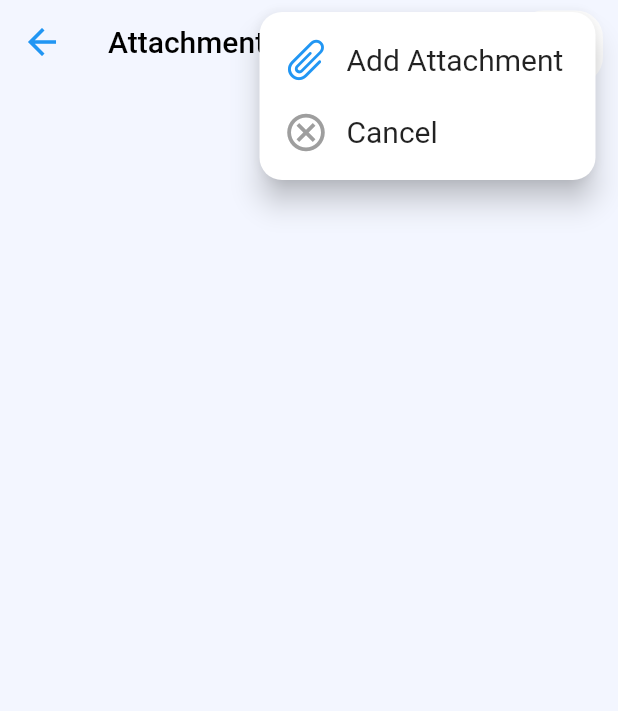
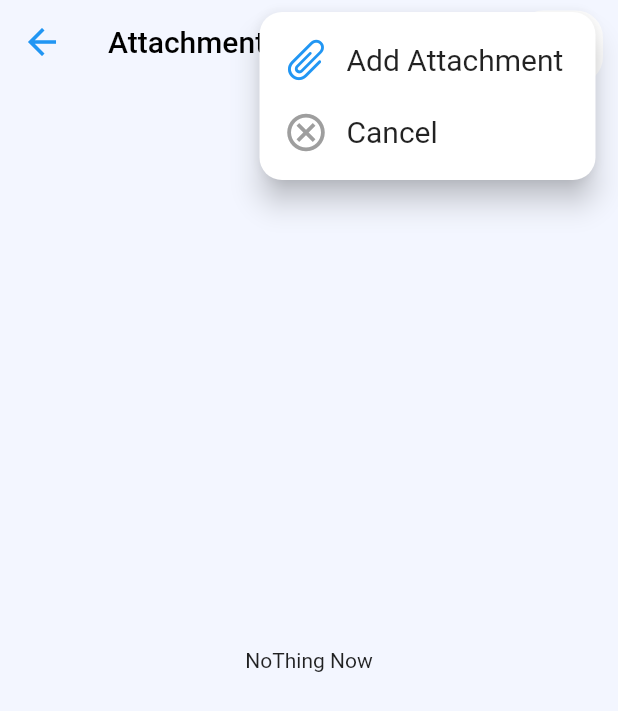
Before and after one commit to tahaTWM/4th_Class_Final_Project_TaskSupporter, a Flutter app: the Attachment screen opened directly, after a tap on the "more vert" icon, on a phone screen of 412 x 824 dp. Shown: the top 711 px of the screen. Run offline on Flutter 3.47's test engine with Material 2 defaults, Android fonts, the phone set to English and light mode, and no system bars; our stand-ins replace animated_splash_screen, cached_network_image, email_validator, file_picker, getwidget, image_picker and 7 more; missing offline and left inert: adaptive_action_sheet, cupertino_radio_choice; accounts and stored records are empty; network calls fail; Roboto replaces fonts that are missing (RubicB).

Commit message:
attachment2

```diff
--- a/lib/all_tasks/attachment.dart
+++ b/lib/all_tasks/attachment.dart
@@ -1,3 +1,4 @@
+import 'dart:async';
 import 'dart:io';
 
 import 'package:file_picker/file_picker.dart';
@@ -5,6 +6,7 @@ import 'package:flutter/cupertino.dart';
 import 'package:flutter/material.dart';
 import 'package:image_picker/image_picker.dart';
 import 'package:permission_handler/permission_handler.dart';
+import 'package:percent_indicator/percent_indicator.dart';
 
 class Attachment extends StatefulWidget {
   @override
@@ -12,6 +14,25 @@ class Attachment extends StatefulWidget {
 }
 
 class _AttachmentState extends State<Attachment> {
+  bool upload = false;
+  var list = [];
+  double percent = 0.0;
+  @override
+  void initState() {
+    Timer timer;
+    timer = Timer.periodic(Duration(milliseconds: 1000), (_) {
+      setState(() {
+        percent += 10;
+        if (percent >= 100) {
+          timer.cancel();
+          // percent=0;
+        }
+      });
+    });
+    super.initState();
+    super.initState();
+  }
+
   @override
   Widget build(BuildContext context) {
     return Scaffold(
@@ -83,7 +104,11 @@ class _AttachmentState extends State<Attachment> {
                     }
                     break;
                   case 2:
-                    {}
+                    {
+                      setState(() {
+                        upload = true;
+                      });
+                    }
 
                     break;
                 }
@@ -93,6 +118,31 @@ class _AttachmentState extends State<Attachment> {
         ],
         iconTheme: IconThemeData(color: Colors.blue, size: 28),
       ),
+      body: upload != true
+          ? Center(
+              child: Text("NoThing Now"),
+            )
+          : Container(
+              margin: EdgeInsets.only(left: 30, right: 30),
+              alignment: Alignment.center,
+              child: LinearPercentIndicator(
+                //leaner progress bar
+                animation: true,
+                animationDuration: 1000,
+                lineHeight: 20.0,
+                percent: percent / 100,
+                center: Text(
+                  percent.toString() + "%",
+                  style: TextStyle(
+                      fontSize: 12.0,
+                      fontWeight: FontWeight.w600,
+                      color: Colors.black),
+                ),
+                linearStrokeCap: LinearStrokeCap.roundAll,
+                progressColor: Colors.blue[400],
+                backgroundColor: Colors.grey[300],
+              ),
+            ),
     );
   }
   //this function to add attachment to task
--- a/pubspec.yaml
+++ b/pubspec.yaml
@@ -29,6 +29,7 @@ dependencies:
   open_iconic_flutter: ^0.3.0
   page_transition: null
   path_provider: ^2.0.1
+  percent_indicator: ^3.0.1
   permission_handler: null
   provider: ^5.0.0
   shared_preferences: ^2.0.0
```
Also changed, not shown: pubspec.lock.
